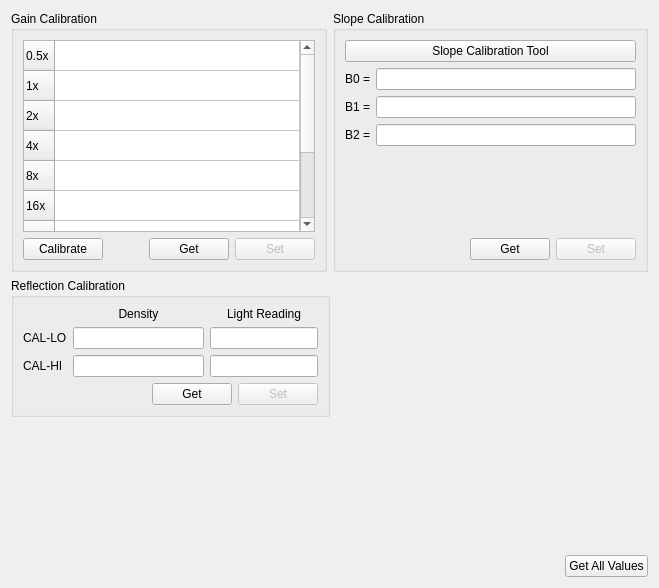
The window that src/calibrationsticktab.ui (dektronics/densitometer-desktop) describes before a commit, drawn with Qt 5.
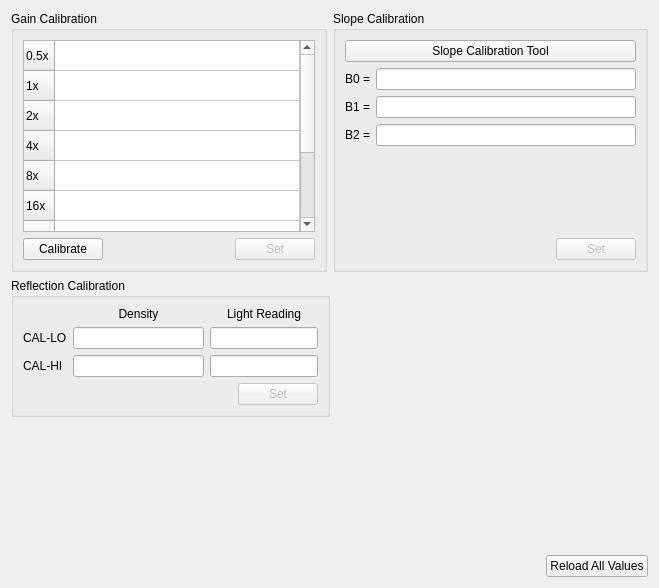
The same window after the commit.

Commit message:
Some cleanup for the stick calibration tab
Removed non-functional "set" buttons
Added auto refresh on connect
Added runner reload on save

```diff
--- a/src/calibrationsticktab.ui
+++ b/src/calibrationsticktab.ui
@@ -134,13 +134,6 @@
             </property>
            </spacer>
           </item>
-          <item>
-           <widget class="QPushButton" name="gainGetPushButton">
-            <property name="text">
-             <string>Get</string>
-            </property>
-           </widget>
-          </item>
           <item>
            <widget class="QPushButton" name="gainSetPushButton">
             <property name="enabled">
@@ -261,13 +254,6 @@
             </property>
            </spacer>
           </item>
-          <item>
-           <widget class="QPushButton" name="slopeGetPushButton">
-            <property name="text">
-             <string>Get</string>
-            </property>
-           </widget>
-          </item>
           <item>
            <widget class="QPushButton" name="slopeSetPushButton">
             <property name="enabled">
@@ -362,13 +348,6 @@
             </property>
            </spacer>
           </item>
-          <item>
-           <widget class="QPushButton" name="reflGetPushButton">
-            <property name="text">
-             <string>Get</string>
-            </property>
-           </widget>
-          </item>
           <item>
            <widget class="QPushButton" name="reflSetPushButton">
             <property name="enabled">
@@ -433,7 +412,7 @@
      <item>
       <widget class="QPushButton" name="calGetAllPushButton">
        <property name="text">
-        <string>Get All Values</string>
+        <string>Reload All Values</string>
        </property>
       </widget>
      </item>
```
The commit also changes 4 other files.
